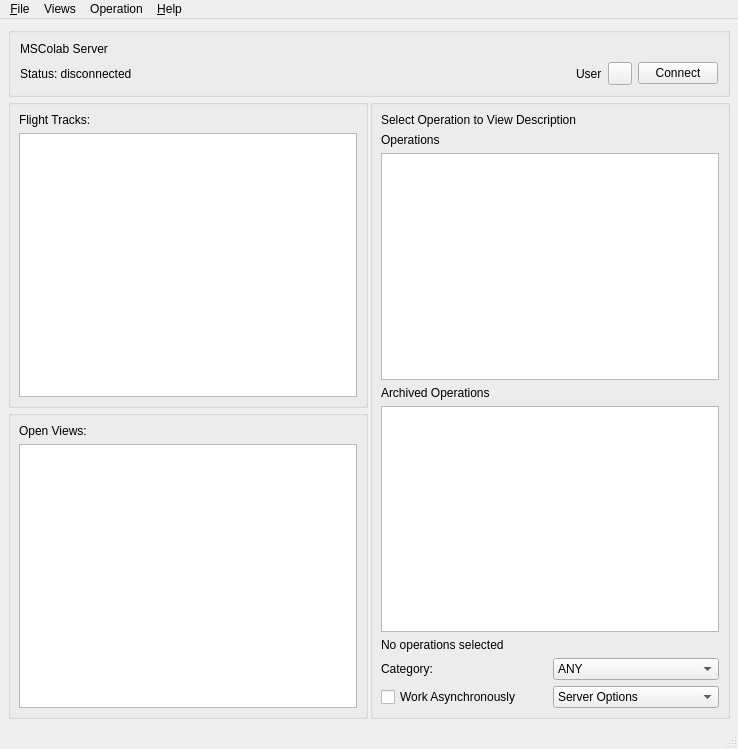
Qt form mslib/msui/ui/ui_mainwindow.ui (Open-MSS/MSS) before a commit.
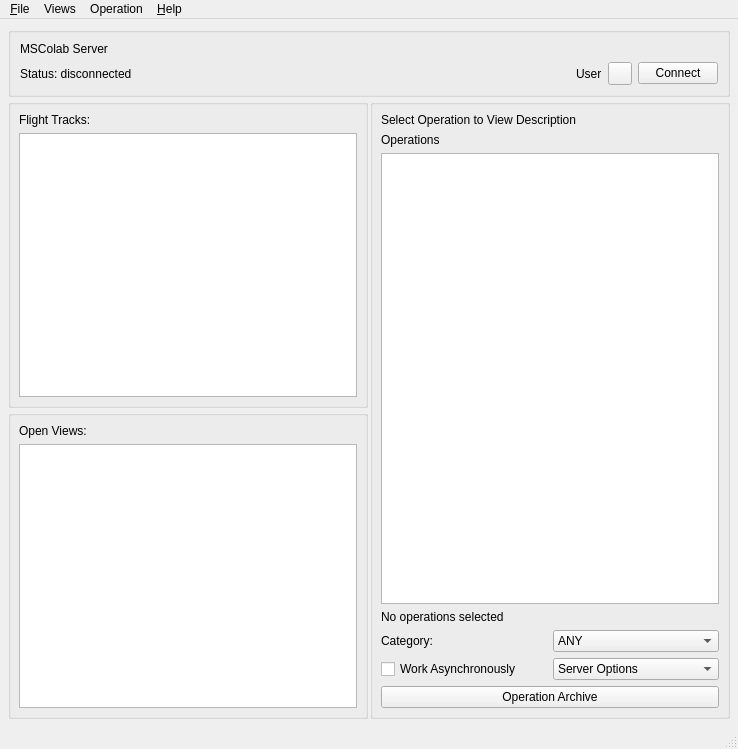
The same form after that commit.

Commit message:
Revamp of mscolab operation menu and addition of "archive" operation
Fix #1753

The edit to the form file:
```diff
--- a/mslib/msui/ui/ui_mainwindow.ui
+++ b/mslib/msui/ui/ui_mainwindow.ui
@@ -230,7 +230,41 @@
            <property name="bottomMargin">
             <number>8</number>
            </property>
-           <item row="10" column="1">
+           <item row="6" column="0" colspan="2">
+            <widget class="QLabel" name="workingStatusLabel">
+             <property name="text">
+              <string>No operations selected</string>
+             </property>
+             <property name="wordWrap">
+              <bool>true</bool>
+             </property>
+            </widget>
+           </item>
+           <item row="1" column="0" colspan="2">
+            <widget class="QLabel" name="activeOperationDesc">
+             <property name="text">
+              <string>Select Operation to View Description</string>
+             </property>
+            </widget>
+           </item>
+           <item row="2" column="0">
+            <widget class="QLabel" name="activeOperationsLabel">
+             <property name="text">
+              <string>Operations</string>
+             </property>
+            </widget>
+           </item>
+           <item row="10" column="0">
+            <widget class="QCheckBox" name="workLocallyCheckbox">
+             <property name="toolTip">
+              <string>Check to work asynchronously from the server</string>
+             </property>
+             <property name="text">
+              <string>Work Asynchronously</string>
+             </property>
+            </widget>
+           </item>
+           <item row="9" column="1">
             <widget class="QComboBox" name="filterCategoryCb">
              <property name="whatsThis">
               <string>filter by operation category</string>
@@ -254,34 +288,7 @@
              </item>
             </widget>
            </item>
-           <item row="10" column="0">
-            <widget class="QLabel" name="categoryLabel">
-             <property name="text">
-              <string>Category:</string>
-             </property>
-            </widget>
-           </item>
-           <item row="5" column="0">
-            <widget class="QLabel" name="inactiveOperationsLabel">
-             <property name="text">
-              <string>Archived Operations</string>
-             </property>
-            </widget>
-           </item>
-           <item row="6" column="0" colspan="2">
-            <widget class="QListWidget" name="listInactiveOperationsMSC"/>
-           </item>
-           <item row="7" column="0" colspan="2">
-            <widget class="QLabel" name="workingStatusLabel">
-             <property name="text">
-              <string>No operations selected</string>
-             </property>
-             <property name="wordWrap">
-              <bool>true</bool>
-             </property>
-            </widget>
-           </item>
-           <item row="11" column="1">
+           <item row="10" column="1">
             <widget class="QComboBox" name="serverOptionsCb">
              <property name="toolTip">
               <string>Fetch/Save Server options</string>
@@ -303,13 +310,10 @@
              </item>
             </widget>
            </item>
-           <item row="11" column="0">
-            <widget class="QCheckBox" name="workLocallyCheckbox">
-             <property name="toolTip">
-              <string>Check to work asynchronously from the server</string>
-             </property>
+           <item row="9" column="0">
+            <widget class="QLabel" name="categoryLabel">
              <property name="text">
-              <string>Work Asynchronously</string>
+              <string>Category:</string>
              </property>
             </widget>
            </item>
@@ -321,17 +325,16 @@
              </property>
             </widget>
            </item>
-           <item row="1" column="0" colspan="2">
-            <widget class="QLabel" name="activeOperationDesc">
-             <property name="text">
-              <string>Select Operation to View Description</string>
+           <item row="11" column="0" colspan="2">
+            <widget class="QPushButton" name="pbOpenOperationArchive">
+             <property name="sizePolicy">
+              <sizepolicy hsizetype="Expanding" vsizetype="Fixed">
+               <horstretch>0</horstretch>
+               <verstretch>0</verstretch>
+              </sizepolicy>
              </property>
-            </widget>
-           </item>
-           <item row="2" column="0">
-            <widget class="QLabel" name="activeOperationsLabel">
              <property name="text">
-              <string>Operations</string>
+              <string>Operation Archive</string>
              </property>
             </widget>
            </item>
@@ -417,19 +420,20 @@
     </property>
     <widget class="QMenu" name="menuProperties">
      <property name="title">
-      <string>Properties</string>
+      <string>Maintenance</string>
      </property>
-     <addaction name="actionDeleteOperation"/>
-     <addaction name="actionDescription"/>
-     <addaction name="actionUpdateOperationDesc"/>
+     <addaction name="actionChangeCategory"/>
+     <addaction name="actionChangeDescription"/>
+     <addaction name="actionManageUsers"/>
      <addaction name="actionRenameOperation"/>
-     <addaction name="actionLeaveOperation"/>
+     <addaction name="actionDeleteOperation"/>
+     <addaction name="actionArchiveOperation"/>
     </widget>
     <addaction name="actionChat"/>
     <addaction name="actionVersionHistory"/>
-    <addaction name="actionManageUsers"/>
-    <addaction name="actionUnarchiveOperation"/>
+    <addaction name="actionViewDescription"/>
     <addaction name="separator"/>
+    <addaction name="actionLeaveOperation"/>
     <addaction name="menuProperties"/>
    </widget>
    <addaction name="menuFile"/>
@@ -584,14 +588,14 @@
     <string>Ctrl+F</string>
    </property>
   </action>
-  <action name="actionDescription">
+  <action name="actionViewDescription">
    <property name="text">
     <string>View Description</string>
    </property>
   </action>
-  <action name="actionUpdateOperationDesc">
+  <action name="actionChangeDescription">
    <property name="text">
-    <string>Update Description</string>
+    <string>Change Description</string>
    </property>
   </action>
   <action name="actionRenameOperation">
@@ -604,9 +608,14 @@
     <string>&amp;Leave Operation</string>
    </property>
   </action>
-  <action name="actionUnarchiveOperation">
+  <action name="actionArchiveOperation">
    <property name="text">
-    <string>Unarchive Operation</string>
+    <string>Archive Operation</string>
+   </property>
+  </action>
+  <action name="actionChangeCategory">
+   <property name="text">
+    <string>Change Category</string>
    </property>
   </action>
  </widget>
```
The commit also changes 9 other files.
